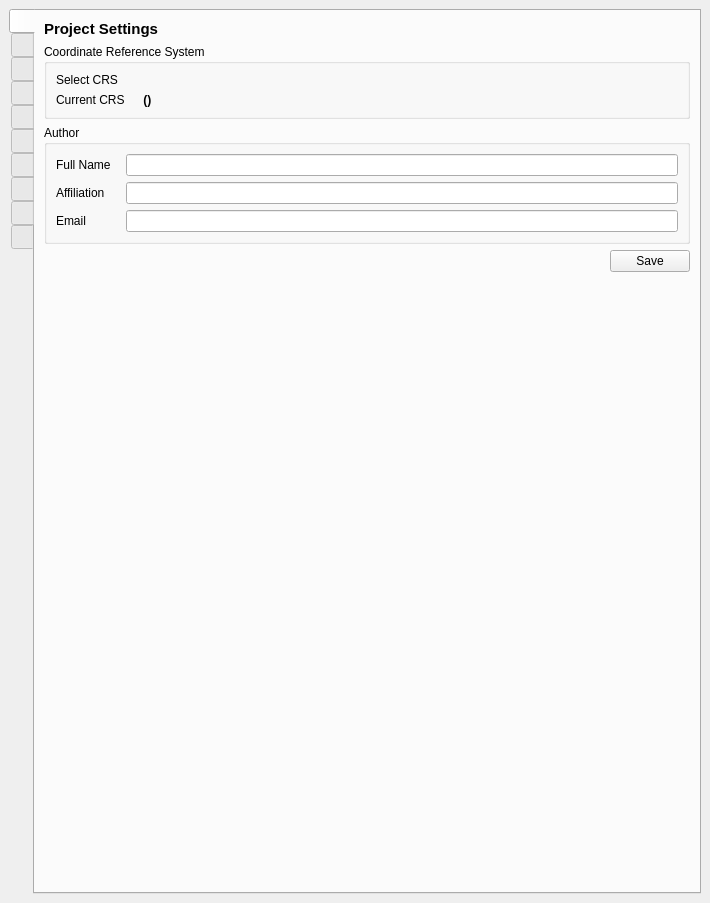
qscat/qscat, file qscat/qscat_dockwidget_base.ui: the form before one commit.
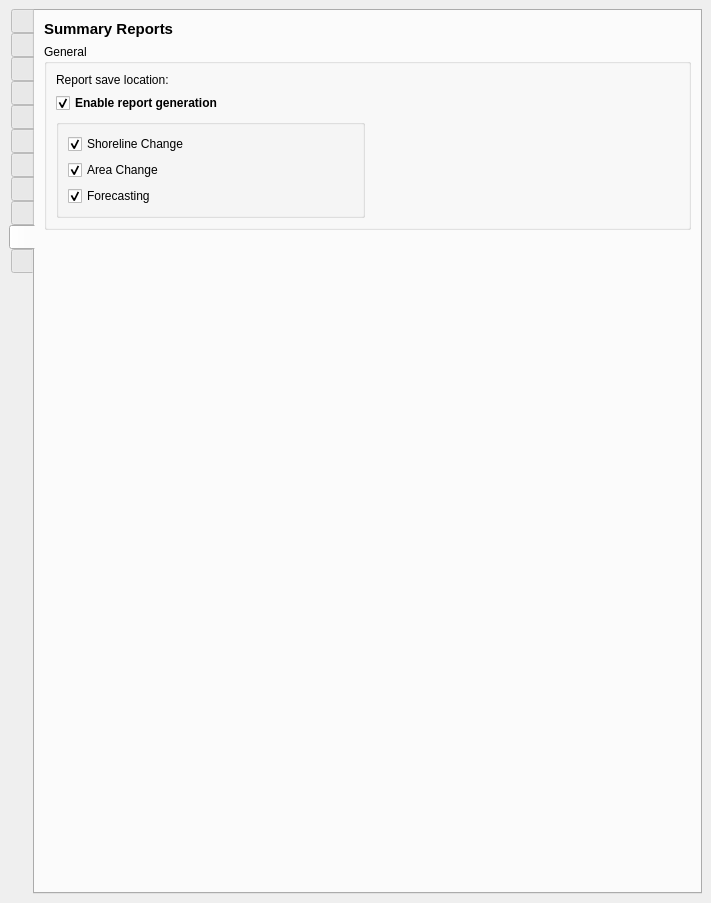
The form after the commit. The open tabs and pages were chosen to show the change. Icons and pictures are not drawn. Custom widgets are drawn as their Qt base class.

Commit message: feat: add `Summary Reports Tab` and enable individual reports

```diff
--- a/qscat/qscat_dockwidget_base.ui
+++ b/qscat/qscat_dockwidget_base.ui
@@ -6,7 +6,7 @@
    <rect>
     <x>0</x>
     <y>0</y>
-    <width>710</width>
+    <width>711</width>
     <height>903</height>
    </rect>
   </property>
@@ -27,6 +27,9 @@
    <layout class="QVBoxLayout" name="verticalLayout_13">
     <item>
      <widget class="QTabWidget" name="tw_qscat">
+      <property name="enabled">
+       <bool>true</bool>
+      </property>
       <property name="sizePolicy">
        <sizepolicy hsizetype="Minimum" vsizetype="Minimum">
         <horstretch>0</horstretch>
@@ -60,9 +63,6 @@
         <height>40</height>
        </size>
       </property>
-      <property name="elideMode">
-       <enum>Qt::ElideNone</enum>
-      </property>
       <property name="usesScrollButtons">
        <bool>false</bool>
       </property>
@@ -221,6 +221,9 @@
           <property name="margin">
            <number>5</number>
           </property>
+          <property name="indent">
+           <number>-1</number>
+          </property>
          </widget>
         </item>
        </layout>
@@ -2282,6 +2285,143 @@
         </item>
        </layout>
       </widget>
+      <widget class="QWidget" name="tab_6">
+       <attribute name="icon">
+        <iconset>
+         <normaloff>gui/icons/summary-reports.png</normaloff>gui/icons/summary-reports.png</iconset>
+       </attribute>
+       <attribute name="title">
+        <string/>
+       </attribute>
+       <attribute name="toolTip">
+        <string>Summary Reports</string>
+       </attribute>
+       <attribute name="whatsThis">
+        <string>Summary Reports</string>
+       </attribute>
+       <layout class="QVBoxLayout" name="verticalLayout_14">
+        <item>
+         <widget class="QLabel" name="label_48">
+          <property name="font">
+           <font>
+            <pointsize>11</pointsize>
+            <weight>75</weight>
+            <bold>true</bold>
+           </font>
+          </property>
+          <property name="text">
+           <string>Summary Reports</string>
+          </property>
+          <property name="margin">
+           <number>5</number>
+          </property>
+         </widget>
+        </item>
+        <item>
+         <widget class="QGroupBox" name="groupBox_14">
+          <property name="title">
+           <string>General</string>
+          </property>
+          <layout class="QGridLayout" name="gridLayout_3">
+           <item row="1" column="1">
+            <widget class="QgsFileWidget" name="qfw_report_save_location">
+             <property name="fileWidgetButtonVisible">
+              <bool>true</bool>
+             </property>
+             <property name="useLink">
+              <bool>true</bool>
+             </property>
+             <property name="fullUrl">
+              <bool>false</bool>
+             </property>
+             <property name="storageMode">
+              <enum>QgsFileWidget::GetDirectory</enum>
+             </property>
+             <property name="options">
+              <set>QFileDialog::ShowDirsOnly</set>
+             </property>
+            </widget>
+           </item>
+           <item row="1" column="0">
+            <widget class="QLabel" name="label_46">
+             <property name="text">
+              <string>Report save location:</string>
+             </property>
+            </widget>
+           </item>
+           <item row="4" column="0">
+            <widget class="QGroupBox" name="gb_enable_individual_reports">
+             <property name="title">
+              <string/>
+             </property>
+             <layout class="QVBoxLayout" name="verticalLayout_15">
+              <item>
+               <widget class="QCheckBox" name="cb_enable_shoreline_change_report">
+                <property name="text">
+                 <string>Shoreline Change</string>
+                </property>
+                <property name="checked">
+                 <bool>true</bool>
+                </property>
+               </widget>
+              </item>
+              <item>
+               <widget class="QCheckBox" name="cb_enable_area_change_report">
+                <property name="text">
+                 <string>Area Change</string>
+                </property>
+                <property name="checked">
+                 <bool>true</bool>
+                </property>
+               </widget>
+              </item>
+              <item>
+               <widget class="QCheckBox" name="cb_enable_forecasting_report">
+                <property name="text">
+                 <string>Forecasting</string>
+                </property>
+                <property name="checked">
+                 <bool>true</bool>
+                </property>
+               </widget>
+              </item>
+             </layout>
+            </widget>
+           </item>
+           <item row="3" column="0">
+            <widget class="QCheckBox" name="cb_enable_report_generation">
+             <property name="font">
+              <font>
+               <weight>75</weight>
+               <bold>true</bold>
+              </font>
+             </property>
+             <property name="text">
+              <string>Enable report generation</string>
+             </property>
+             <property name="checked">
+              <bool>true</bool>
+             </property>
+            </widget>
+           </item>
+          </layout>
+         </widget>
+        </item>
+        <item>
+         <spacer name="verticalSpacer_11">
+          <property name="orientation">
+           <enum>Qt::Vertical</enum>
+          </property>
+          <property name="sizeHint" stdset="0">
+           <size>
+            <width>20</width>
+            <height>40</height>
+           </size>
+          </property>
+         </spacer>
+        </item>
+       </layout>
+      </widget>
       <widget class="QWidget" name="tab_3">
        <attribute name="icon">
         <iconset>
```
Left out of the diff: 47 changed lines with no effect on the pictures. The commit also changes 6 other files.
